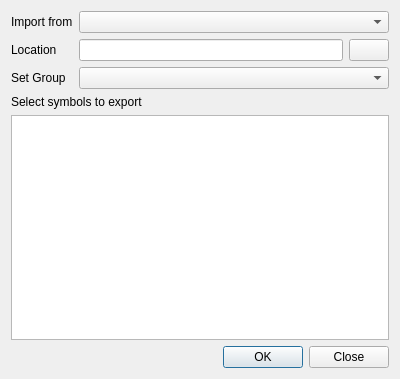
This is src/ui/qgsstylev2exportimportdialogbase.ui in qgis/QGIS as Qt 5 draws it before an edit. The edited form follows.
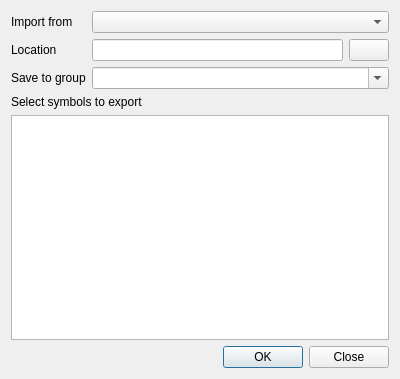
This is the edited form.

The edit to the form file:
```diff
--- a/src/ui/qgsstylev2exportimportdialogbase.ui
+++ b/src/ui/qgsstylev2exportimportdialogbase.ui
@@ -46,12 +46,16 @@
      <item row="2" column="0">
       <widget class="QLabel" name="groupLabel">
        <property name="text">
-        <string>Set Group</string>
+        <string>Save to group</string>
        </property>
       </widget>
      </item>
      <item row="2" column="1" colspan="2">
-      <widget class="QComboBox" name="groupCombo"/>
+      <widget class="QComboBox" name="groupCombo">
+       <property name="editable">
+        <bool>true</bool>
+       </property>
+      </widget>
      </item>
     </layout>
    </item>
```
